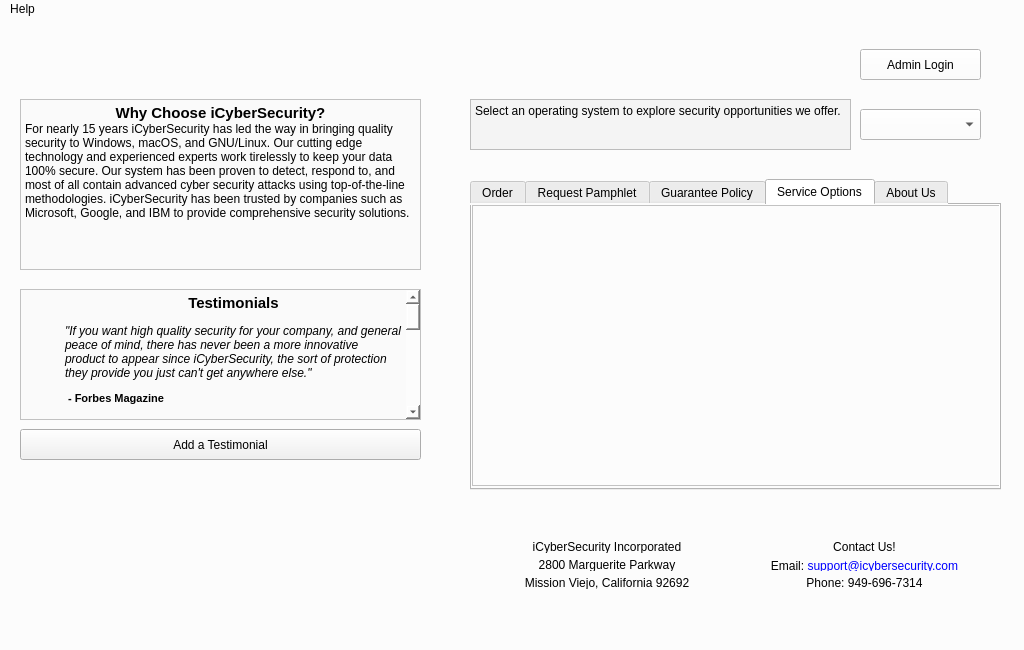
First picture: the form in src/mainwindow.ui, repository brianclinkenbeard/pamphlet, before the edit.
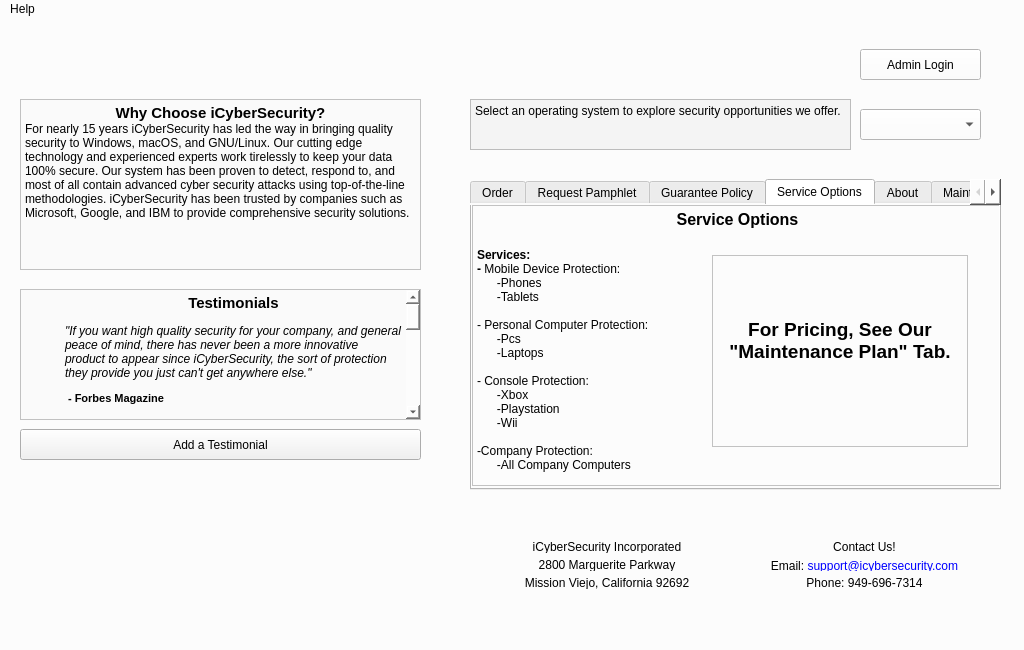
Second picture: the form after the edit. The open tabs and pages were chosen to show the change.

Commit message: main window stuff

Patch:
```diff
--- a/src/mainwindow.ui
+++ b/src/mainwindow.ui
@@ -601,11 +601,56 @@
         <height>281</height>
        </rect>
       </property>
+      <property name="html">
+       <string>&lt;!DOCTYPE HTML PUBLIC &quot;-//W3C//DTD HTML 4.0//EN&quot; &quot;http://www.w3.org/TR/REC-html40/strict.dtd&quot;&gt;
+&lt;html&gt;&lt;head&gt;&lt;meta name=&quot;qrichtext&quot; content=&quot;1&quot; /&gt;&lt;style type=&quot;text/css&quot;&gt;
+p, li { white-space: pre-wrap; }
+&lt;/style&gt;&lt;/head&gt;&lt;body style=&quot; font-family:'MS Shell Dlg 2'; font-size:8.25pt; font-weight:400; font-style:normal;&quot;&gt;
+&lt;p align=&quot;center&quot; style=&quot; margin-top:0px; margin-bottom:0px; margin-left:0px; margin-right:0px; -qt-block-indent:0; text-indent:0px;&quot;&gt;&lt;span style=&quot; font-size:12pt; font-weight:600;&quot;&gt;Service Options&lt;/span&gt;&lt;/p&gt;
+&lt;p align=&quot;center&quot; style=&quot;-qt-paragraph-type:empty; margin-top:0px; margin-bottom:0px; margin-left:0px; margin-right:0px; -qt-block-indent:0; text-indent:0px; font-size:12pt; font-weight:600;&quot;&gt;&lt;br /&gt;&lt;/p&gt;
+&lt;p style=&quot; margin-top:0px; margin-bottom:0px; margin-left:0px; margin-right:0px; -qt-block-indent:0; text-indent:0px;&quot;&gt;&lt;span style=&quot; font-size:9pt; font-weight:600;&quot;&gt;Services:				&lt;/span&gt;&lt;/p&gt;
+&lt;p style=&quot; margin-top:0px; margin-bottom:0px; margin-left:0px; margin-right:0px; -qt-block-indent:0; text-indent:0px;&quot;&gt;&lt;span style=&quot; font-size:9pt; font-weight:600;&quot;&gt;- &lt;/span&gt;&lt;span style=&quot; font-size:9pt;&quot;&gt;Mobile Device Protection:&lt;/span&gt;&lt;/p&gt;
+&lt;p style=&quot; margin-top:0px; margin-bottom:0px; margin-left:0px; margin-right:0px; -qt-block-indent:0; text-indent:0px;&quot;&gt;&lt;span style=&quot; font-size:9pt;&quot;&gt;      -Phones&lt;/span&gt;&lt;/p&gt;
+&lt;p style=&quot; margin-top:0px; margin-bottom:0px; margin-left:0px; margin-right:0px; -qt-block-indent:0; text-indent:0px;&quot;&gt;&lt;span style=&quot; font-size:9pt;&quot;&gt;      -Tablets&lt;/span&gt;&lt;/p&gt;
+&lt;p style=&quot;-qt-paragraph-type:empty; margin-top:0px; margin-bottom:0px; margin-left:0px; margin-right:0px; -qt-block-indent:0; text-indent:0px; font-size:9pt;&quot;&gt;&lt;br /&gt;&lt;/p&gt;
+&lt;p style=&quot; margin-top:0px; margin-bottom:0px; margin-left:0px; margin-right:0px; -qt-block-indent:0; text-indent:0px;&quot;&gt;&lt;span style=&quot; font-size:9pt;&quot;&gt;- Personal Computer Protection:               &lt;/span&gt;&lt;/p&gt;
+&lt;p style=&quot; margin-top:0px; margin-bottom:0px; margin-left:0px; margin-right:0px; -qt-block-indent:0; text-indent:0px;&quot;&gt;&lt;span style=&quot; font-size:9pt;&quot;&gt;      -Pcs		              &lt;/span&gt;&lt;/p&gt;
+&lt;p style=&quot; margin-top:0px; margin-bottom:0px; margin-left:0px; margin-right:0px; -qt-block-indent:0; text-indent:0px;&quot;&gt;&lt;span style=&quot; font-size:9pt;&quot;&gt;      -Laptops&lt;/span&gt;&lt;/p&gt;
+&lt;p style=&quot;-qt-paragraph-type:empty; margin-top:0px; margin-bottom:0px; margin-left:0px; margin-right:0px; -qt-block-indent:0; text-indent:0px; font-size:9pt;&quot;&gt;&lt;br /&gt;&lt;/p&gt;
+&lt;p style=&quot; margin-top:0px; margin-bottom:0px; margin-left:0px; margin-right:0px; -qt-block-indent:0; text-indent:0px;&quot;&gt;&lt;span style=&quot; font-size:9pt;&quot;&gt;- Console Protection:&lt;/span&gt;&lt;/p&gt;
+&lt;p style=&quot; margin-top:0px; margin-bottom:0px; margin-left:0px; margin-right:0px; -qt-block-indent:0; text-indent:0px;&quot;&gt;&lt;span style=&quot; font-size:9pt;&quot;&gt;      -Xbox&lt;/span&gt;&lt;/p&gt;
+&lt;p style=&quot; margin-top:0px; margin-bottom:0px; margin-left:0px; margin-right:0px; -qt-block-indent:0; text-indent:0px;&quot;&gt;&lt;span style=&quot; font-size:9pt;&quot;&gt;      -Playstation&lt;/span&gt;&lt;/p&gt;
+&lt;p style=&quot; margin-top:0px; margin-bottom:0px; margin-left:0px; margin-right:0px; -qt-block-indent:0; text-indent:0px;&quot;&gt;&lt;span style=&quot; font-size:9pt;&quot;&gt;      -Wii&lt;/span&gt;&lt;/p&gt;
+&lt;p style=&quot;-qt-paragraph-type:empty; margin-top:0px; margin-bottom:0px; margin-left:0px; margin-right:0px; -qt-block-indent:0; text-indent:0px; font-size:9pt;&quot;&gt;&lt;br /&gt;&lt;/p&gt;
+&lt;p style=&quot; margin-top:0px; margin-bottom:0px; margin-left:0px; margin-right:0px; -qt-block-indent:0; text-indent:0px;&quot;&gt;&lt;span style=&quot; font-size:9pt;&quot;&gt;-Company Protection:&lt;/span&gt;&lt;/p&gt;
+&lt;p style=&quot; margin-top:0px; margin-bottom:0px; margin-left:0px; margin-right:0px; -qt-block-indent:0; text-indent:0px;&quot;&gt;&lt;span style=&quot; font-size:9pt;&quot;&gt;      -All Company Computers&lt;/span&gt;&lt;/p&gt;&lt;/body&gt;&lt;/html&gt;</string>
+      </property>
+     </widget>
+     <widget class="QTextBrowser" name="textBrowser_2">
+      <property name="geometry">
+       <rect>
+        <x>240</x>
+        <y>50</y>
+        <width>256</width>
+        <height>192</height>
+       </rect>
+      </property>
+      <property name="html">
+       <string>&lt;!DOCTYPE HTML PUBLIC &quot;-//W3C//DTD HTML 4.0//EN&quot; &quot;http://www.w3.org/TR/REC-html40/strict.dtd&quot;&gt;
+&lt;html&gt;&lt;head&gt;&lt;meta name=&quot;qrichtext&quot; content=&quot;1&quot; /&gt;&lt;style type=&quot;text/css&quot;&gt;
+p, li { white-space: pre-wrap; }
+&lt;/style&gt;&lt;/head&gt;&lt;body style=&quot; font-family:'MS Shell Dlg 2'; font-size:8.25pt; font-weight:400; font-style:normal;&quot;&gt;
+&lt;p align=&quot;center&quot; style=&quot;-qt-paragraph-type:empty; margin-top:0px; margin-bottom:0px; margin-left:0px; margin-right:0px; -qt-block-indent:0; text-indent:0px;&quot;&gt;&lt;br /&gt;&lt;/p&gt;
+&lt;p align=&quot;center&quot; style=&quot;-qt-paragraph-type:empty; margin-top:0px; margin-bottom:0px; margin-left:0px; margin-right:0px; -qt-block-indent:0; text-indent:0px; font-size:10pt;&quot;&gt;&lt;br /&gt;&lt;/p&gt;
+&lt;p align=&quot;center&quot; style=&quot;-qt-paragraph-type:empty; margin-top:0px; margin-bottom:0px; margin-left:0px; margin-right:0px; -qt-block-indent:0; text-indent:0px; font-size:10pt;&quot;&gt;&lt;br /&gt;&lt;/p&gt;
+&lt;p align=&quot;center&quot; style=&quot;-qt-paragraph-type:empty; margin-top:0px; margin-bottom:0px; margin-left:0px; margin-right:0px; -qt-block-indent:0; text-indent:0px; font-size:10pt;&quot;&gt;&lt;br /&gt;&lt;/p&gt;
+&lt;p align=&quot;center&quot; style=&quot; margin-top:0px; margin-bottom:0px; margin-left:0px; margin-right:0px; -qt-block-indent:0; text-indent:0px;&quot;&gt;&lt;span style=&quot; font-size:14pt; font-weight:600;&quot;&gt;For Pricing, See Our &amp;quot;Maintenance Plan&amp;quot; Tab.&lt;/span&gt;&lt;/p&gt;&lt;/body&gt;&lt;/html&gt;</string>
+      </property>
      </widget>
     </widget>
     <widget class="QWidget" name="aboutus_tab">
      <attribute name="title">
-      <string>About Us</string>
+      <string>About</string>
      </attribute>
      <widget class="QTextBrowser" name="aboutus_browser">
       <property name="geometry">
@@ -620,12 +665,46 @@
        <string>&lt;!DOCTYPE HTML PUBLIC &quot;-//W3C//DTD HTML 4.0//EN&quot; &quot;http://www.w3.org/TR/REC-html40/strict.dtd&quot;&gt;
 &lt;html&gt;&lt;head&gt;&lt;meta name=&quot;qrichtext&quot; content=&quot;1&quot; /&gt;&lt;style type=&quot;text/css&quot;&gt;
 p, li { white-space: pre-wrap; }
-&lt;/style&gt;&lt;/head&gt;&lt;body style=&quot; font-family:'Sans Serif'; font-size:9pt; font-weight:400; font-style:normal;&quot;&gt;
-&lt;p align=&quot;center&quot; style=&quot; margin-top:0px; margin-bottom:0px; margin-left:0px; margin-right:0px; -qt-block-indent:0; text-indent:0px;&quot;&gt;&lt;span style=&quot; font-family:'MS Shell Dlg 2'; font-size:14pt; font-weight:600;&quot;&gt;About Us&lt;/span&gt;&lt;/p&gt;
-&lt;p align=&quot;center&quot; style=&quot;-qt-paragraph-type:empty; margin-top:0px; margin-bottom:0px; margin-left:0px; margin-right:0px; -qt-block-indent:0; text-indent:0px; font-family:'MS Shell Dlg 2'; font-size:14pt; font-weight:600;&quot;&gt;&lt;br /&gt;&lt;/p&gt;
-&lt;p style=&quot; margin-top:0px; margin-bottom:0px; margin-left:0px; margin-right:0px; -qt-block-indent:0; text-indent:0px;&quot;&gt;&lt;span style=&quot; font-family:'MS Shell Dlg 2'; font-size:10pt;&quot;&gt;iCyberSecurity is the number one leading company in cyber security. Our large list of trusted testimonials provides proof that we work around the clock to keep our customers data 100% protected. Our team of qualified technicians can provide security on all types of operating systems, including Windows, macOs, and GNU/Linux. This is what sets us apart from our competition, and with the trust of all our customers, it helped us become the leading company in cyber security.&lt;/span&gt;&lt;/p&gt;
-&lt;p style=&quot;-qt-paragraph-type:empty; margin-top:0px; margin-bottom:0px; margin-left:0px; margin-right:0px; -qt-block-indent:0; text-indent:0px; font-family:'MS Shell Dlg 2'; font-size:10pt;&quot;&gt;&lt;br /&gt;&lt;/p&gt;
-&lt;p align=&quot;center&quot; style=&quot; margin-top:0px; margin-bottom:0px; margin-left:0px; margin-right:0px; -qt-block-indent:0; text-indent:0px;&quot;&gt;&lt;span style=&quot; font-family:'MS Shell Dlg 2'; font-size:10pt;&quot;&gt;Contact us for more information.&lt;/span&gt;&lt;/p&gt;&lt;/body&gt;&lt;/html&gt;</string>
+&lt;/style&gt;&lt;/head&gt;&lt;body style=&quot; font-family:'MS Shell Dlg 2'; font-size:8.25pt; font-weight:400; font-style:normal;&quot;&gt;
+&lt;p align=&quot;center&quot; style=&quot; margin-top:0px; margin-bottom:0px; margin-left:0px; margin-right:0px; -qt-block-indent:0; text-indent:0px;&quot;&gt;&lt;span style=&quot; font-size:14pt; font-weight:600;&quot;&gt;About Us&lt;/span&gt;&lt;/p&gt;
+&lt;p align=&quot;center&quot; style=&quot;-qt-paragraph-type:empty; margin-top:0px; margin-bottom:0px; margin-left:0px; margin-right:0px; -qt-block-indent:0; text-indent:0px; font-size:14pt; font-weight:600;&quot;&gt;&lt;br /&gt;&lt;/p&gt;
+&lt;p style=&quot; margin-top:0px; margin-bottom:0px; margin-left:0px; margin-right:0px; -qt-block-indent:0; text-indent:0px;&quot;&gt;&lt;span style=&quot; font-size:10pt;&quot;&gt;iCyberSecurity is the number one leading company in cyber security. Our large list of trusted testimonials provides proof that we work around the clock to keep our customers data 100% protected. Our team of qualified technicians can provide security on all types of operating systems, including Windows, macOs, and GNU/Linux. This is what sets us apart from our competition, and with the trust of all our customers, it helped us become the leading company in cyber security.&lt;/span&gt;&lt;/p&gt;
+&lt;p style=&quot;-qt-paragraph-type:empty; margin-top:0px; margin-bottom:0px; margin-left:0px; margin-right:0px; -qt-block-indent:0; text-indent:0px; font-size:10pt;&quot;&gt;&lt;br /&gt;&lt;/p&gt;
+&lt;p align=&quot;center&quot; style=&quot; margin-top:0px; margin-bottom:0px; margin-left:0px; margin-right:0px; -qt-block-indent:0; text-indent:0px;&quot;&gt;&lt;span style=&quot; font-size:10pt;&quot;&gt;Contact us for more information.&lt;/span&gt;&lt;/p&gt;&lt;/body&gt;&lt;/html&gt;</string>
+      </property>
+     </widget>
+    </widget>
+    <widget class="QWidget" name="tab_2">
+     <attribute name="title">
+      <string>Maintenance Plan</string>
+     </attribute>
+     <widget class="QTextBrowser" name="textBrowser">
+      <property name="geometry">
+       <rect>
+        <x>0</x>
+        <y>0</y>
+        <width>531</width>
+        <height>291</height>
+       </rect>
+      </property>
+      <property name="html">
+       <string>&lt;!DOCTYPE HTML PUBLIC &quot;-//W3C//DTD HTML 4.0//EN&quot; &quot;http://www.w3.org/TR/REC-html40/strict.dtd&quot;&gt;
+&lt;html&gt;&lt;head&gt;&lt;meta name=&quot;qrichtext&quot; content=&quot;1&quot; /&gt;&lt;style type=&quot;text/css&quot;&gt;
+p, li { white-space: pre-wrap; }
+&lt;/style&gt;&lt;/head&gt;&lt;body style=&quot; font-family:'MS Shell Dlg 2'; font-size:8.25pt; font-weight:400; font-style:normal;&quot;&gt;
+&lt;p align=&quot;center&quot; style=&quot; margin-top:0px; margin-bottom:0px; margin-left:0px; margin-right:0px; -qt-block-indent:0; text-indent:0px;&quot;&gt;&lt;span style=&quot; font-size:12pt; font-weight:600;&quot;&gt;Maintenance Plan&lt;/span&gt;&lt;/p&gt;
+&lt;p align=&quot;center&quot; style=&quot;-qt-paragraph-type:empty; margin-top:0px; margin-bottom:0px; margin-left:0px; margin-right:0px; -qt-block-indent:0; text-indent:0px; font-weight:600;&quot;&gt;&lt;br /&gt;&lt;/p&gt;
+&lt;p style=&quot; margin-top:0px; margin-bottom:0px; margin-left:0px; margin-right:0px; -qt-block-indent:0; text-indent:0px;&quot;&gt;&lt;span style=&quot; font-size:9pt; font-weight:600;&quot;&gt;Subscription Plan	        Price Per Month		Full Price&lt;/span&gt;&lt;/p&gt;
+&lt;p style=&quot;-qt-paragraph-type:empty; margin-top:0px; margin-bottom:0px; margin-left:0px; margin-right:0px; -qt-block-indent:0; text-indent:0px; font-size:9pt; font-weight:600;&quot;&gt;&lt;br /&gt;&lt;/p&gt;
+&lt;p style=&quot; margin-top:0px; margin-bottom:0px; margin-left:0px; margin-right:0px; -qt-block-indent:0; text-indent:0px;&quot;&gt;&lt;span style=&quot; font-size:9pt;&quot;&gt;- 1 Year Subcription:	        $29.15/month		$350.00	&lt;/span&gt;&lt;/p&gt;
+&lt;p style=&quot;-qt-paragraph-type:empty; margin-top:0px; margin-bottom:0px; margin-left:0px; margin-right:0px; -qt-block-indent:0; text-indent:0px; font-size:9pt;&quot;&gt;&lt;br /&gt;&lt;/p&gt;
+&lt;p style=&quot; margin-top:0px; margin-bottom:0px; margin-left:0px; margin-right:0px; -qt-block-indent:0; text-indent:0px;&quot;&gt;&lt;span style=&quot; font-size:9pt;&quot;&gt;- 2 Year Subcription:	        $27.08/month		$650&lt;/span&gt;&lt;/p&gt;
+&lt;p style=&quot;-qt-paragraph-type:empty; margin-top:0px; margin-bottom:0px; margin-left:0px; margin-right:0px; -qt-block-indent:0; text-indent:0px; font-size:9pt;&quot;&gt;&lt;br /&gt;&lt;/p&gt;
+&lt;p style=&quot; margin-top:0px; margin-bottom:0px; margin-left:0px; margin-right:0px; -qt-block-indent:0; text-indent:0px;&quot;&gt;&lt;span style=&quot; font-size:9pt;&quot;&gt;- 5 Year Subcription:	        $23.50/month		$1410&lt;/span&gt;&lt;/p&gt;
+&lt;p style=&quot; margin-top:0px; margin-bottom:0px; margin-left:0px; margin-right:0px; -qt-block-indent:0; text-indent:0px;&quot;&gt;&lt;span style=&quot; font-size:9pt;&quot;&gt;    &lt;/span&gt;&lt;/p&gt;
+&lt;p style=&quot; margin-top:0px; margin-bottom:0px; margin-left:0px; margin-right:0px; -qt-block-indent:0; text-indent:0px;&quot;&gt;&lt;span style=&quot; font-size:9pt;&quot;&gt;- 10 Year Subcription:	        $21.50/month		$2580&lt;/span&gt;&lt;/p&gt;
+&lt;p style=&quot;-qt-paragraph-type:empty; margin-top:0px; margin-bottom:0px; margin-left:0px; margin-right:0px; -qt-block-indent:0; text-indent:0px; font-size:9pt;&quot;&gt;&lt;br /&gt;&lt;/p&gt;
+&lt;p style=&quot; margin-top:0px; margin-bottom:0px; margin-left:0px; margin-right:0px; -qt-block-indent:0; text-indent:0px;&quot;&gt;&lt;span style=&quot; font-size:9pt;&quot;&gt;-  Lifetime Subcription:	        $20.00/month		N/A&lt;/span&gt;&lt;/p&gt;&lt;/body&gt;&lt;/html&gt;</string>
       </property>
      </widget>
     </widget>
```
Left out of the diff: 70 changed lines with no effect on the pictures.
